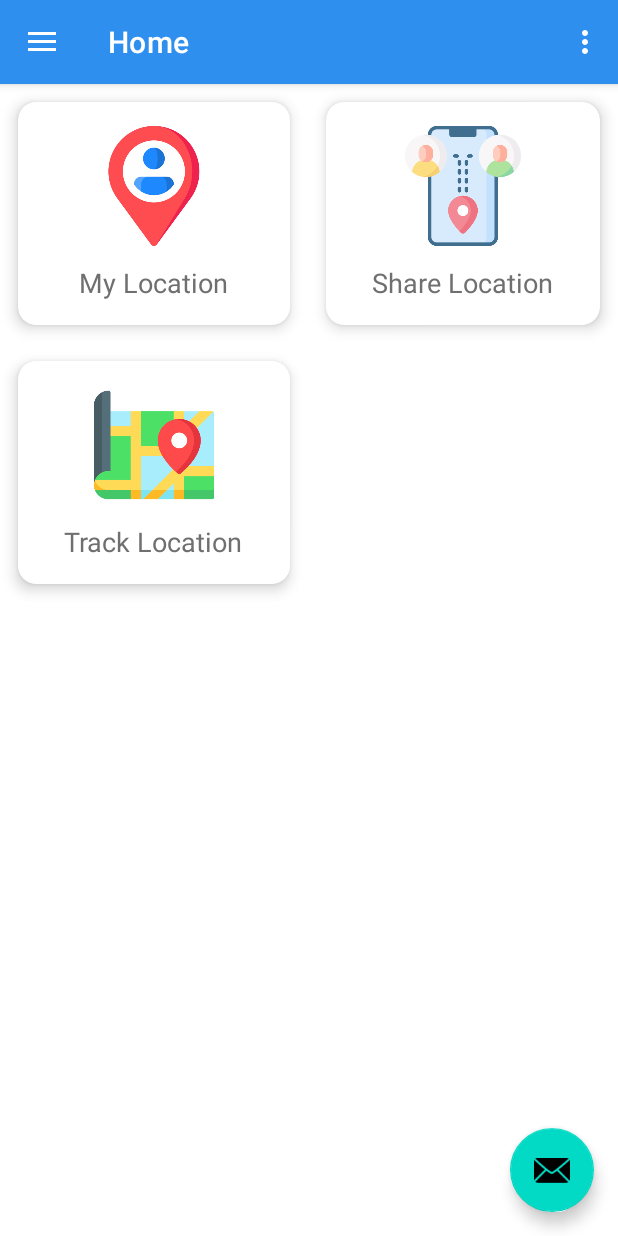
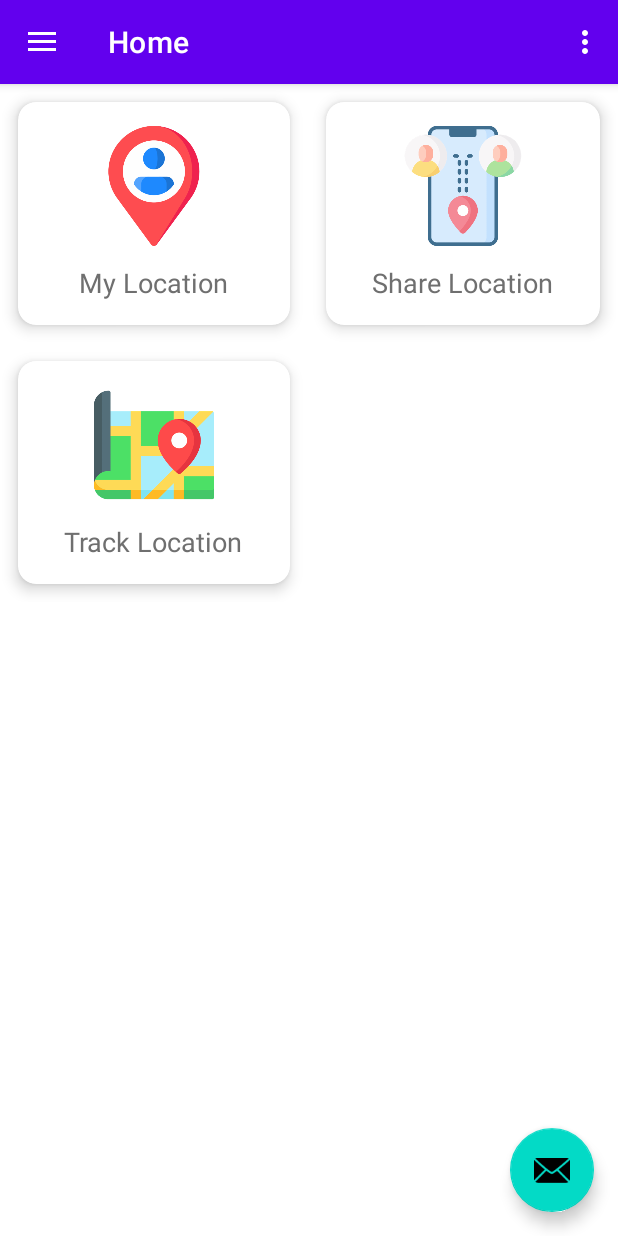
Before and after one commit to eren8204/Track-Now-App, an Android app: the screen it shows after launch once a user with an empty profile is signed in (DashboardMain), on a phone screen of 412 x 824 dp. Run offline under Robolectric (Android 15) with nearby library versions, the phone set to English and light mode, and no system bars; our stand-ins replace Firebase (no records; nobody signed in at launch, a user with empty details on screens opened directly), navigation-ui; Roboto replaces fonts that are not available here.

Commit message:
theme changed (bug fix)

```diff
--- a/app/src/main/res/values/themes.xml
+++ b/app/src/main/res/values/themes.xml
@@ -1,6 +1,6 @@
 <resources xmlns:tools="http://schemas.android.com/tools">
     <!-- Base application theme. -->
-    <style name="Theme.TrackNowDemo" parent="Theme.MaterialComponents.DayNight.DarkActionBar">
+    <style name="Theme.TrackNowDemo" parent="Theme.MaterialComponents.Light">
         <!-- Primary brand color. -->
         <item name="colorPrimary">#2E8FEF</item>
         <item name="colorPrimaryVariant">@color/purple_700</item>
@@ -15,11 +15,8 @@
         <item name="android:windowContentTransitions">true</item>
     </style>
 
-    <style name="NoActionBarActivity" parent="Theme.MaterialComponents.DayNight.NoActionBar">
 
-    </style>
-
-    <style name="Theme.TrackNowDemo.NoActionBar">
+    <style name="Theme.TrackNowDemo.NoActionBar" parent="Theme.MaterialComponents.Light">
         <item name="windowActionBar">false</item>
         <item name="windowNoTitle">true</item>
     </style>
```
Also changed, not shown: app/src/main/AndroidManifest.xml (+4 -4 lines), app/src/main/java/com/example/tracknowdemo/MainActivity.java (+0 -11 lines).
